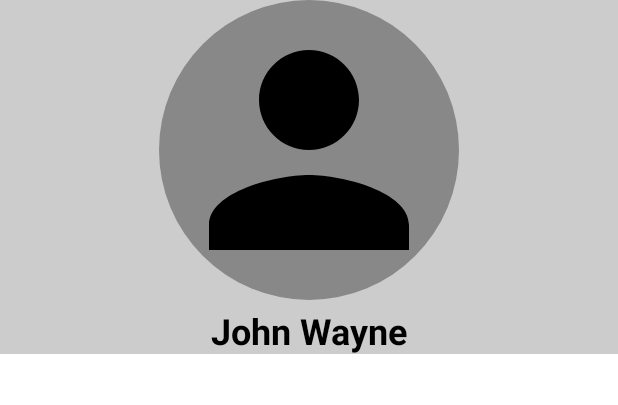
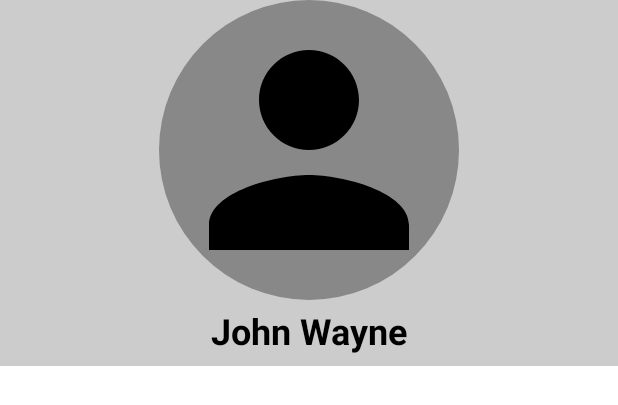
Before and after one commit to kogorbach/ezlotest, an Android app built with Jetpack Compose: the @Preview function ProfileHeaderPreview, on a phone screen of 412 x 824 dp. Shown: the top 405 px of the screen. Run offline under Robolectric (Android 15) with nearby library versions, the phone set to English and light mode, and no system bars; network calls fail.

Commit message:
minor UI adjustment

```diff
--- a/app/src/main/java/com/ezlotest/ui/common/ProfileHeader.kt
+++ b/app/src/main/java/com/ezlotest/ui/common/ProfileHeader.kt
@@ -45,7 +45,7 @@ fun ProfileHeader(modifier: Modifier = Modifier) {
             text = "John Wayne",
             fontWeight = FontWeight.Bold,
             fontSize = 24.sp,
-            modifier = Modifier.padding(top = 8.dp)
+            modifier = Modifier.padding(vertical = 8.dp)
         )
     }
 }
```
